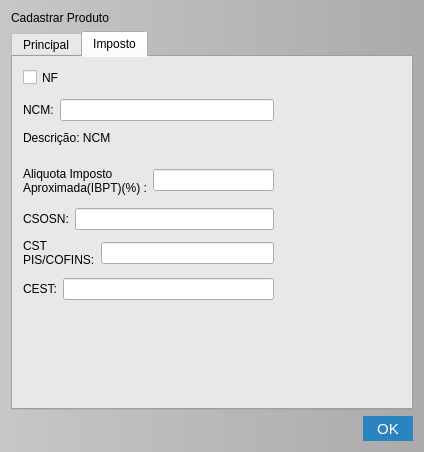
Before: the Qt Designer form src/inserirproduto.ui in GabR36/QEstoqueLoja, drawn with Qt 5.
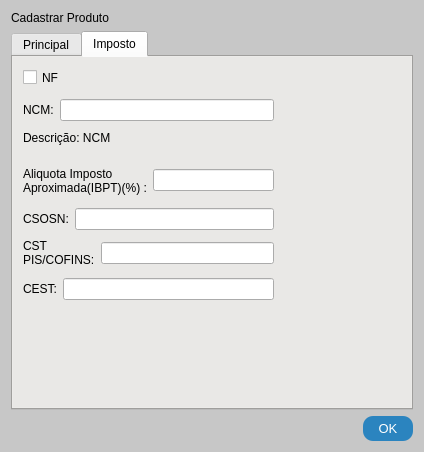
After: the same form once the commit is applied. Custom widgets are drawn as their Qt base class.

```diff
--- a/src/inserirproduto.ui
+++ b/src/inserirproduto.ui
@@ -15,22 +15,19 @@
   </property>
   <property name="styleSheet">
    <string notr="true">
-
-#InserirProduto{
-background-color: rgb(199, 199, 199);
-background-color: qlineargradient(spread:pad, x1:0, y1:0, x2:1, y2:0, stop:0 rgba(199, 199, 199, 255), stop:1 rgba(170, 170, 170, 255));
-
+#InserirProduto {
+  background-color: rgb(199, 199, 199);
+  background-color: qlineargradient(spread:pad, x1:0, y1:0, x2:1, y2:0,
+    stop:0 rgba(199, 199, 199, 255), stop:1 rgba(170, 170, 170, 255));
 }
-QPushButton{
-background-color: rgb(43, 132, 191);
-color: rgb(255, 255, 255);
-font-size: 15px;
-border-radius: 13px;
-
+QPushButton {
+  background-color: rgb(43, 132, 191);
+  color: rgb(255, 255, 255);
+  font-size: 13px;
+  border-radius: 10px;
 }
-
-QPushButton:hover{
-	background-color: rgb(13, 92, 161);
+QPushButton:hover {
+  background-color: rgb(13, 92, 161);
 }
 QPushButton:pressed{
 	
@@ -39,17 +36,15 @@
 font-size: 15px;
 border-radius: 13px;
 }
-QTabWidget{
-background-color:rgb(222, 221, 218)
+QTabWidget {
+  background-color: rgb(222, 221, 218);
 }
-QGroupBox{
-background-color:rgb(170, 170, 170);
-	font: 700 9pt &quot;Segoe UI&quot;;
-	font-size: 15px;
+QGroupBox {
+  background-color: rgb(170, 170, 170);
+  font: 700 9pt &quot;Segoe UI&quot;;
+  font-size: 15px;
 }
-
-
-</string>
+   </string>
   </property>
   <layout class="QGridLayout" name="gridLayout">
    <item row="0" column="0">
```
Left out of the diff: 11 changed lines with no effect on the pictures.
